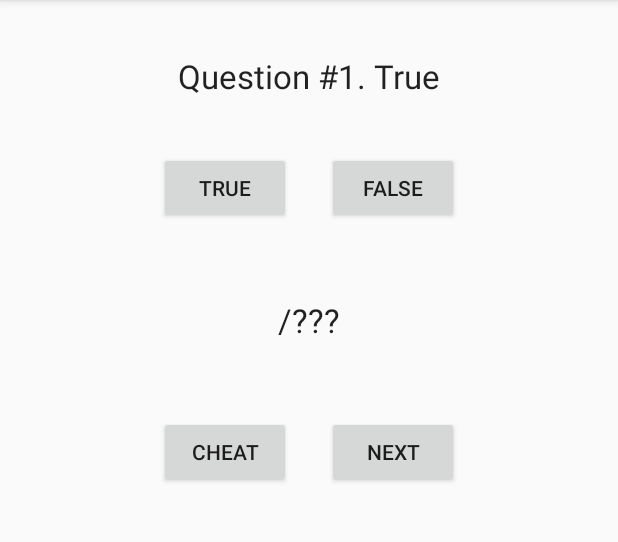
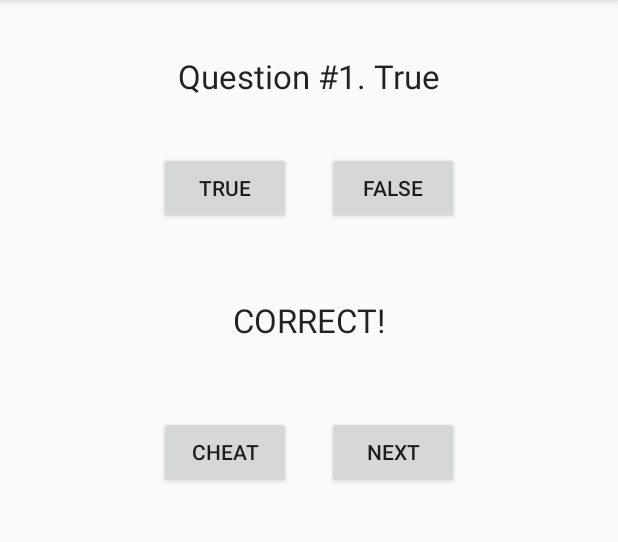
Before and after one commit to Kilian09/BasicQuizLab, an Android app: the screen it shows after launch (QuestionActivity), after a tap on "TRUE", on a phone screen of 412 x 824 dp, the part 84-626 px from its top. Run offline under Robolectric (Android 15) with nearby library versions, the phone set to English and light mode, and no system bars.

Commit message:
Implementada la funcionalidad del boton true

```diff
--- a/app/src/main/java/com/example/basicquizlab/QuestionActivity.java
+++ b/app/src/main/java/com/example/basicquizlab/QuestionActivity.java
@@ -62,10 +62,10 @@ public class QuestionActivity extends AppCompatActivity {
     public void onClickTrueButton(View view) {
         if (answerArray[questionIndex] == 1) {
             //correct
-
+            answerTextView.setText(R.string.correct_text);
         } else {
             //incorret
-
+            answerTextView.setText(R.string.incorrect_text);
         }
     }
 
@@ -80,7 +80,7 @@ public class QuestionActivity extends AppCompatActivity {
     public void onClickNextButton(View view) {
         questionIndex++;
 
-        if(questionIndex == questionArray.length){
+        if (questionIndex == questionArray.length) {
             questionIndex = 0;
         }
     }
--- a/app/src/main/res/values/strings.xml
+++ b/app/src/main/res/values/strings.xml
@@ -5,6 +5,8 @@
     <string name="false_button_text">False</string>
     <string name="cheat_button_text">CHEAT</string>
     <string name="next_button_text">NEXT</string>
+    <string name="correct_text">CORRECT!</string>
+    <string name="incorrect_text">INCORRECT</string>
     <string name="empty_text">/???</string>
 
     <array name="question_text_array">
```
